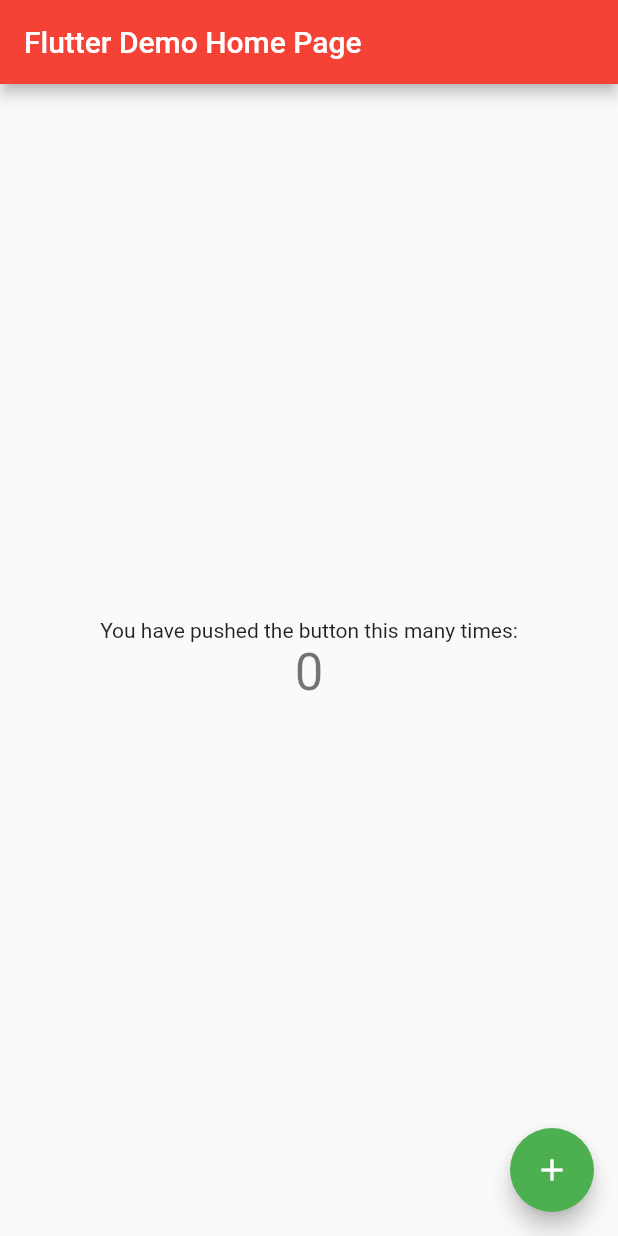
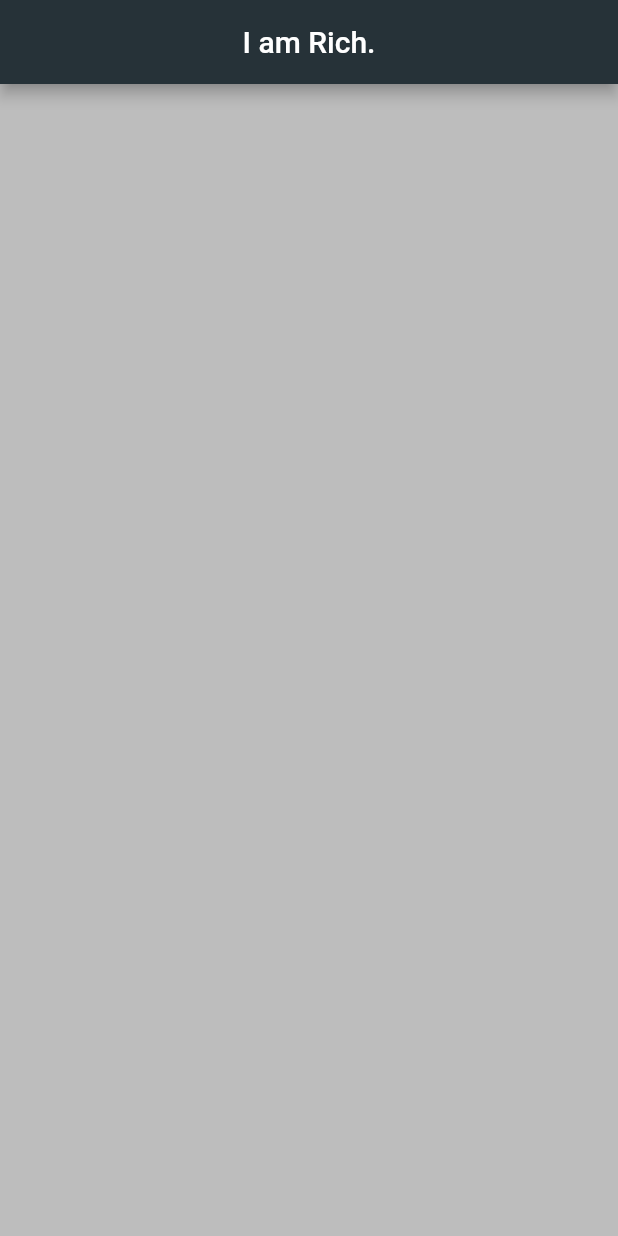
Before and after one commit to saivishnu725/i_am_rich, a Flutter app: the screen it shows after launch, on a phone screen of 412 x 824 dp. Run offline on Flutter 3.47's test engine with Material 2 defaults, Android fonts, the phone set to English and light mode, and no system bars.

Commit message:
Added Scaffold and a image to assets/

```diff
--- a/lib/main.dart
+++ b/lib/main.dart
@@ -1,114 +1,17 @@
 import 'package:flutter/material.dart';
 
 void main() {
-  runApp(MyApp());
-}
-
-class MyApp extends StatelessWidget {
-  // This widget is the root of your application.
-  @override
-  Widget build(BuildContext context) {
-    return MaterialApp(
-      title: 'Flutter Demo',
-      theme: ThemeData(
-        // This is the theme of your application.
-        //
-        // Try running your application with "flutter run". You'll see the
-        // application has a blue toolbar. Then, without quitting the app, try
-        // changing the primarySwatch below to Colors.green and then invoke
-        // "hot reload" (press "r" in the console where you ran "flutter run",
-        // or simply save your changes to "hot reload" in a Flutter IDE).
-        // Notice that the counter didn't reset back to zero; the application
-        // is not restarted.
-        primarySwatch: Colors.red,
-      ),
-      home: MyHomePage(title: 'Flutter Demo Home Page'),
-    );
-  }
-}
-
-class MyHomePage extends StatefulWidget {
-  MyHomePage({Key? key, this.title}) : super(key: key);
-
-  // This widget is the home page of your application. It is stateful, meaning
-  // that it has a State object (defined below) that contains fields that affect
-  // how it looks.
-
-  // This class is the configuration for the state. It holds the values (in this
-  // case the title) provided by the parent (in this case the App widget) and
-  // used by the build method of the State. Fields in a Widget subclass are
-  // always marked "final".
-
-  final String? title;
-
-  @override
-  _MyHomePageState createState() => _MyHomePageState();
-}
-
-class _MyHomePageState extends State<MyHomePage> {
-  int _counter = 0;
-
-  void _incrementCounter() {
-    setState(() {
-      // This call to setState tells the Flutter framework that something has
-      // changed in this State, which causes it to rerun the build method below
-      // so that the display can reflect the updated values. If we changed
-      // _counter without calling setState(), then the build method would not be
-      // called again, and so nothing would appear to happen.
-      _counter++;
-    });
-  }
-
-  @override
-  Widget build(BuildContext context) {
-    // This method is rerun every time setState is called, for instance as done
-    // by the _incrementCounter method above.
-    //
-    // The Flutter framework has been optimized to make rerunning build methods
-    // fast, so that you can just rebuild anything that needs updating rather
-    // than having to individually change instances of widgets.
-    return Scaffold(
-      appBar: AppBar(
-        // Here we take the value from the MyHomePage object that was created by
-        // the App.build method, and use it to set our appbar title.
-        title: Text(widget.title!),
-      ),
-      body: Center(
-        // Center is a layout widget. It takes a single child and positions it
-        // in the middle of the parent.
-        child: Column(
-          // Column is also a layout widget. It takes a list of children and
-          // arranges them vertically. By default, it sizes itself to fit its
-          // children horizontally, and tries to be as tall as its parent.
-          //
-          // Invoke "debug painting" (press "p" in the console, choose the
-          // "Toggle Debug Paint" action from the Flutter Inspector in Android
-          // Studio, or the "Toggle Debug Paint" command in Visual Studio Code)
-          // to see the wireframe for each widget.
-          //
-          // Column has various properties to control how it sizes itself and
-          // how it positions its children. Here we use mainAxisAlignment to
-          // center the children vertically; the main axis here is the vertical
-          // axis because Columns are vertical (the cross axis would be
-          // horizontal).
-          mainAxisAlignment: MainAxisAlignment.center,
-          children: <Widget>[
-            Text(
-              'You have pushed the button this many times:',
-            ),
-            Text(
-              '$_counter',
-              style: Theme.of(context).textTheme.headline4,
-            ),
-          ],
+  runApp(
+    MaterialApp(
+      debugShowCheckedModeBanner: false,
+      home: Scaffold(
+        backgroundColor: Colors.grey[400],
+        appBar: AppBar(
+          title: Text("I am Rich."),
+          centerTitle: true,
+          backgroundColor: Colors.blueGrey[900],
         ),
       ),
-      floatingActionButton: FloatingActionButton(
-        backgroundColor: Colors.green,
-        onPressed: _incrementCounter,
-        tooltip: 'Increment',
-        child: Icon(Icons.add),
-      ), // This trailing comma makes auto-formatting nicer for build methods.
-    );
-  }
+    ),
+  );
 }
```
Also changed, not shown: assets/diamond.png (added).
